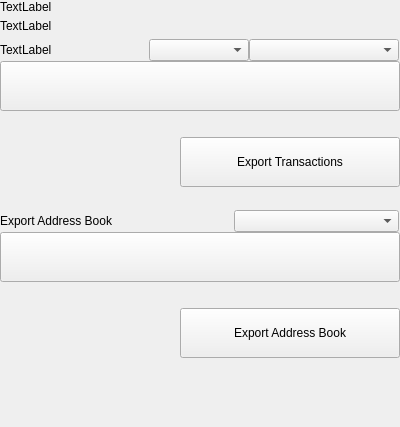
Qt form src/qt/vitae/settings/forms/settingsexportcsv.ui (VitaeTeam/Vitae) before a commit.
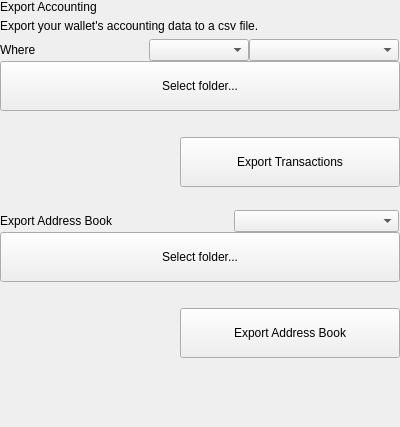
The same form after that commit.

Commit message: [GUI] Export csv, move texts to .ui file.

The edit to the form file:
```diff
--- a/src/qt/vitae/settings/forms/settingsexportcsv.ui
+++ b/src/qt/vitae/settings/forms/settingsexportcsv.ui
@@ -52,14 +52,14 @@
         <item>
          <widget class="QLabel" name="labelTitle">
           <property name="text">
-           <string>TextLabel</string>
+           <string>Export Accounting</string>
           </property>
          </widget>
         </item>
         <item>
          <widget class="QLabel" name="labelSubtitle1">
           <property name="text">
-           <string>TextLabel</string>
+           <string>Export your wallet's accounting data to a csv file.</string>
           </property>
           <property name="wordWrap">
            <bool>true</bool>
@@ -94,7 +94,7 @@
            <item>
             <widget class="QLabel" name="labelSubtitleLocation">
              <property name="text">
-              <string>TextLabel</string>
+              <string>Where</string>
              </property>
             </widget>
            </item>
@@ -152,7 +152,7 @@
            <enum>Qt::NoFocus</enum>
           </property>
           <property name="text">
-           <string/>
+           <string>Select folder...</string>
           </property>
          </widget>
         </item>
@@ -341,7 +341,7 @@
            <enum>Qt::NoFocus</enum>
           </property>
           <property name="text">
-           <string/>
+           <string>Select folder...</string>
           </property>
          </widget>
         </item>
```
The commit also changes 1 other file.
